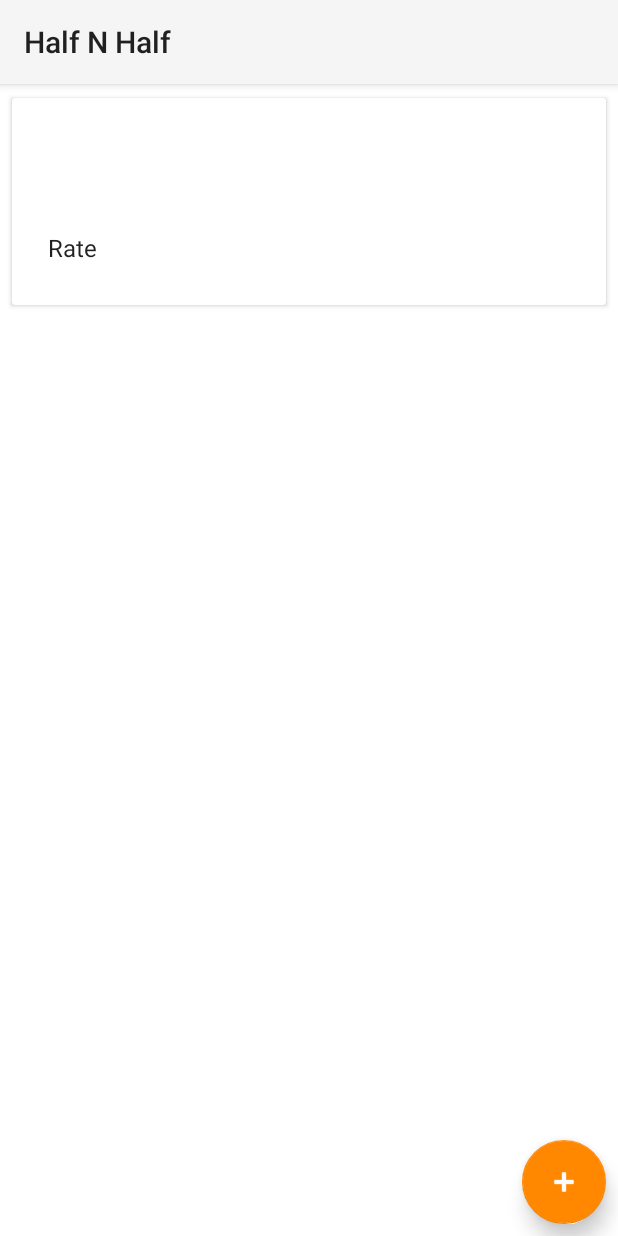
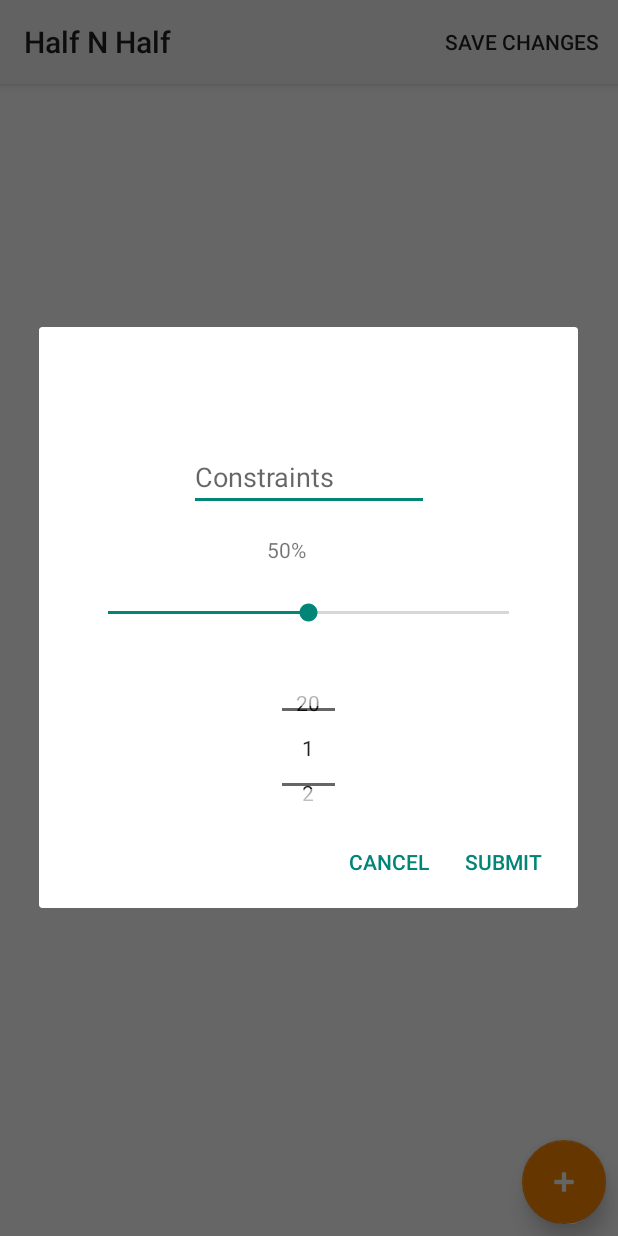
Before and after one commit to 2ManyProjects/HalfNHalf, an Android app: the storeDeals screen opened directly, with no data from a screen before it, after a tap on an icon or button, on a phone screen of 412 x 824 dp. Run offline under Robolectric (Android 15) with nearby library versions, the phone set to English and light mode, and no system bars; 2 statements that could not run were skipped.

Commit message:
Deal Editor

```diff
--- a/app/src/main/java/com/halfnhalf/DealAdapter.java
+++ b/app/src/main/java/com/halfnhalf/DealAdapter.java
@@ -38,7 +38,7 @@
         return dataSet.size();
     }
 
-    public static class MyViewHolder extends RecyclerView.ViewHolder implements View.OnClickListener{
+    public static class MyViewHolder extends RecyclerView.ViewHolder{
         //Member Variables for the holder data
         private TextView mWarning;
         private TextView mRate;
@@ -58,29 +58,29 @@
             mContext = context;
 
             //Set the OnClickListener to the whole view
-            itemView.setOnClickListener(this);
+            itemView.setOnClickListener(storeDeals.myOnClickListener);
         }
 
         void bindTo(Deal currentDeal){
             //Populate the textviews with data
-            mWarning.setText("Warning");
-            mRate.setText("Rate");
-            mAmnt.setText("Amnt");
+            mWarning.setText(currentDeal.getText());
+            mRate.setText(currentDeal.getRate() + "%");
+            mAmnt.setText(currentDeal.getAmnt());
 
             //Get the current sport
             mCurrentDeal = currentDeal;
         }
 
-        @Override
-        public void onClick(View view) {
-
-//            //Set up the detail intent
-//            Intent detailIntent = Sport.starter(mContext, mCurrentSport.getTitle(),
-//                    mCurrentSport.getImageResource());
+//        @Override
+//        public void onClick(View view) {
 //
-//
-//            //Start the detail activity
-//            mContext.startActivity(detailIntent);
-        }
+////            //Set up the detail intent
+////            Intent detailIntent = Sport.starter(mContext, mCurrentSport.getTitle(),
+////                    mCurrentSport.getImageResource());
+////
+////
+////            //Start the detail activity
+////            mContext.startActivity(detailIntent);
+//        }
     }
 }
--- a/app/src/main/java/com/halfnhalf/storeDeals.java
+++ b/app/src/main/java/com/halfnhalf/storeDeals.java
@@ -1,5 +1,10 @@
 package com.halfnhalf;
 
+import android.app.AlertDialog;
+import android.app.Dialog;
+import android.content.Context;
+import android.content.DialogInterface;
+import android.content.Intent;
 import android.support.design.widget.FloatingActionButton;
 import android.support.v7.app.AppCompatActivity;
 import android.os.Bundle;
@@ -8,7 +13,15 @@
 import android.support.v7.widget.RecyclerView;
 import android.support.v7.widget.Toolbar;
 import android.support.v7.widget.helper.ItemTouchHelper;
+import android.util.Log;
+import android.view.LayoutInflater;
+import android.view.Menu;
+import android.view.MenuItem;
 import android.view.View;
+import android.widget.EditText;
+import android.widget.NumberPicker;
+import android.widget.SeekBar;
+import android.widget.TextView;
 
 import com.google.gson.Gson;
 import com.google.gson.reflect.TypeToken;
@@ -22,15 +35,29 @@
     public static RecyclerView.Adapter Dealadapter;
     private RecyclerView.LayoutManager DeallayoutManager;
     private RecyclerView DealrecyclerView;
-    public static ArrayList<Deal> Dealdataset;
+    public ArrayList<Deal> Dealdataset;
     private FloatingActionButton add;
     private Store store;
+    private boolean isChanged = false;
+    private ArrayList<String> removed = new ArrayList<>();
+
+    static View.OnClickListener myOnClickListener;
+
     @Override
     protected void onCreate(Bundle savedInstanceState) {
         super.onCreate(savedInstanceState);
         setContentView(R.layout.activity_store_deals);
         Toolbar myToolbar = (Toolbar) findViewById(R.id.my_toolbar);
         setSupportActionBar(myToolbar);
+
+        myOnClickListener = new MyOnClickListener(this);
+
+        Bundle bundle = getIntent().getExtras();
+        String getStore = bundle.getString("Store");
+        Gson gson = new Gson();
+        Type type = new TypeToken<Store>() {
+        }.getType();
+        store = gson.fromJson(getStore, type);
 
         DealrecyclerView = (RecyclerView) findViewById(R.id.deal_recycler_view);
         DealrecyclerView.setHasFixedSize(true);
@@ -59,6 +86,7 @@
                 //Swap the items and notify the adapter
                 Collections.swap(Dealdataset, from, to);
                 Dealadapter.notifyItemMoved(from, to);
+                isChanged = true;
                 return true;
             }
 
@@ -66,11 +94,13 @@
             @Override
             public void onSwiped(RecyclerView.ViewHolder viewHolder, int direction) {
 
+                removed.add(Dealdataset.get(viewHolder.getAdapterPosition()).getId());
                 //Remove the item from the dataset
                 Dealdataset.remove(viewHolder.getAdapterPosition());
 
                 //Notify the adapter
                 Dealadapter.notifyItemRemoved(viewHolder.getAdapterPosition());
+                isChanged = true;
             }
         });
 
@@ -78,28 +108,199 @@
         add.setOnClickListener(new View.OnClickListener(){
             @Override
             public void onClick(View view) {
-                addDeal();
+                addDeal().show();
             }
         });
+        helper.attachToRecyclerView(DealrecyclerView);
 
-//        Bundle bundle = getIntent().getExtras();
-//        String getStore = bundle.getString("Store");
-//        Gson gson = new Gson();
-//        Type type = new TypeToken<Store>() {
-//        }.getType();
-//        store = gson.fromJson(getStore, type);
+        init();
+
 //        Dealdataset = store.getData();
 //        Dealadapter.notifyDataSetChanged();
 
         //Attach the helper to the RecyclerView
-        helper.attachToRecyclerView(DealrecyclerView);
     }
 
-    private void addDeal(){
-        Deal temp = new Deal("75%", "not on watches", "5");
-        //store.addDeal("75%", "not on watches", "5");
-        Dealdataset.add(temp);
-        Dealadapter.notifyDataSetChanged();
-        Displayer.toaster(Integer.toString(Dealadapter.getItemCount()) + " " + temp.getText(), "l", storeDeals.this);
+    private void init(){
+        for(int i = 0; i < store.getData().size(); i++){
+            Dealdataset.add(store.getData().get(i));
+            Dealadapter.notifyDataSetChanged();
+        }
+    }
+
+
+    @Override
+    public boolean onCreateOptionsMenu(Menu menu) {
+        super.onCreateOptionsMenu(menu);
+        getMenuInflater().inflate(R.menu.menu_toolbar, menu);
+        return true;
+    }
+
+    public boolean onOptionsItemSelected(MenuItem item) {
+        switch (item.getItemId()) {
+            case R.id.save:
+                Intent intent = new Intent(this, Profile.class);
+                String id = store.getID();
+                String dealData = new Gson().toJson(Dealdataset);
+                String isremoved = new Gson().toJson(removed);
+                intent.putExtra("isChanged", isChanged);
+                intent.putExtra("id", id);
+                intent.putExtra("Deals", dealData);
+                intent.putExtra("removedID", isremoved);
+                setResult(RESULT_OK,intent);
+                finish();
+                return true;
+
+            default:
+                return super.onOptionsItemSelected(item);
+
+        }
+    }
+    private class MyOnClickListener implements View.OnClickListener {
+
+        private final Context context;
+
+        private MyOnClickListener(Context context) {
+            this.context = context;
+        }
+
+        @Override
+        public void onClick(View v) {
+            click(v);
+            return;
+        }
+        private void click(View v){
+            int selectedItemPosition = DealrecyclerView.getChildPosition(v);
+            Deal mCurrentDeal = Dealdataset.get(selectedItemPosition);
+            Displayer.toaster(mCurrentDeal.getId(), "l", context);
+            editDeal(mCurrentDeal, selectedItemPosition).show();
+
+        }
+    }
+    private Dialog addDeal(){
+        final EditText text;
+        final TextView barVal;
+        final SeekBar discount;
+        final NumberPicker amnt;
+
+        AlertDialog.Builder builder = new AlertDialog.Builder(storeDeals.this);
+        LayoutInflater inflater = storeDeals.this.getLayoutInflater();
+        View view = inflater.inflate(R.layout.activity_add_deal, null);
+        builder.setView(view);
+
+        text = view.findViewById(R.id.text);
+        discount = view.findViewById(R.id.seekBar);
+        amnt = view.findViewById(R.id.numberPicker);
+        barVal = view.findViewById(R.id.barVal);
+
+        amnt.setMinValue(1);
+        amnt.setMaxValue(20);
+        barVal.setText("50%");
+
+        discount.setOnSeekBarChangeListener(new SeekBar.OnSeekBarChangeListener() {
+            @Override
+            public void onProgressChanged(SeekBar seekBar, int i, boolean b) {
+                barVal.setText(Integer.toString(seekBar.getProgress()) + "%");
+            }
+
+            @Override
+            public void onStartTrackingTouch(SeekBar seekBar) {
+
+            }
+
+            @Override
+            public void onStopTrackingTouch(SeekBar seekBar) {
+
+            }
+        });
+        builder.setPositiveButton("Submit", new DialogInterface.OnClickListener() {
+            @Override
+            public void onClick(DialogInterface dialog, int id) {
+                if(text.getText().length() == 0){
+                    text.setText("No Limitations");
+                }
+                Deal temp = new Deal(
+                        Integer.toString(discount.getProgress()),
+                        text.getText().toString(),
+                        Integer.toString(amnt.getValue()));
+                Dealdataset.add(temp);
+
+                int addItemAtListPosition = Dealdataset.size();
+                Dealadapter.notifyItemInserted(addItemAtListPosition);
+                isChanged = true;
+            }
+        })
+                .setNegativeButton("Cancel", new DialogInterface.OnClickListener() {
+                    public void onClick(DialogInterface dialog, int id) {
+
+                    }
+                });
+        return builder.create();
+    }
+
+    private Dialog editDeal(Deal deal, int index){
+        final EditText text;
+        final TextView barVal;
+        final SeekBar discount;
+        final NumberPicker amnt;
+        final String warn = deal.getText();
+        final String dealID = deal.getId();
+        final int i = index;
+
+        AlertDialog.Builder builder = new AlertDialog.Builder(storeDeals.this);
+        LayoutInflater inflater = storeDeals.this.getLayoutInflater();
+        View view = inflater.inflate(R.layout.activity_add_deal, null);
+        builder.setView(view);
+
+        text = view.findViewById(R.id.text);
+        discount = view.findViewById(R.id.seekBar);
+        amnt = view.findViewById(R.id.numberPicker);
+        barVal = view.findViewById(R.id.barVal);
+
+        text.setHint(deal.getText());
+        amnt.setMinValue(1);
+        amnt.setMaxValue(20);
+        barVal.setText(deal.getRate());
+        amnt.setValue(Integer.parseInt(deal.getAmnt()));
+        discount.setProgress(Integer.parseInt(deal.getRate()));
+        discount.setOnSeekBarChangeListener(new SeekBar.OnSeekBarChangeListener() {
+            @Override
+            public void onProgressChanged(SeekBar seekBar, int i, boolean b) {
+                barVal.setText(Integer.toString(seekBar.getProgress()) + "%");
+            }
+
+            @Override
+            public void onStartTrackingTouch(SeekBar seekBar) {
+
+            }
+
+            @Override
+            public void onStopTrackingTouch(SeekBar seekBar) {
+
+            }
+        });
+        builder.setPositiveButton("Submit", new DialogInterface.OnClickListener() {
+            @Override
+            public void onClick(DialogInterface dialog, int id) {
+                if(text.getText().length() == 0){
+                    text.setText(warn);
+                }
+                Deal temp = new Deal(
+                        Integer.toString(discount.getProgress()),
+                        text.getText().toString(),
+                        Integer.toString(amnt.getValue()),
+                        dealID);
+                Dealdataset.set(i, temp);
+
+                Dealadapter.notifyItemChanged(i);
+                isChanged = true;
+            }
+        })
+                .setNegativeButton("Cancel", new DialogInterface.OnClickListener() {
+                    public void onClick(DialogInterface dialog, int id) {
+
+                    }
+                });
+        return builder.create();
     }
 }
--- /dev/null
+++ b/app/src/main/res/layout/activity_add_deal.xml
@@ -0,0 +1,62 @@
+<android.support.constraint.ConstraintLayout xmlns:android="http://schemas.android.com/apk/res/android"
+    xmlns:app="http://schemas.android.com/apk/res-auto"
+    xmlns:tools="http://schemas.android.com/tools"
+    android:layout_width="match_parent"
+    android:layout_height="match_parent"
+    android:gravity="top|center_vertical|fill_vertical|center_horizontal|fill_horizontal|center"
+    android:orientation="vertical"
+    tools:context=".storeDeals" >
+
+    <EditText
+        android:id="@+id/text"
+        android:layout_width="160dp"
+        android:layout_height="wrap_content"
+        android:layout_marginBottom="8dp"
+        android:layout_marginEnd="8dp"
+        android:layout_marginStart="8dp"
+        android:layout_marginTop="68dp"
+        android:hint="Constraints"
+        android:inputType="textShortMessage"
+        app:layout_constraintBottom_toBottomOf="parent"
+        app:layout_constraintEnd_toEndOf="parent"
+        app:layout_constraintStart_toStartOf="parent"
+        app:layout_constraintTop_toTopOf="parent"
+        app:layout_constraintVertical_bias="0.047" />
+
+    <SeekBar
+        android:id="@+id/seekBar"
+        android:layout_width="0dp"
+        android:layout_height="25dp"
+        android:layout_marginEnd="30dp"
+        android:layout_marginStart="30dp"
+        android:layout_marginTop="20dp"
+        android:progress="50"
+        app:layout_constraintEnd_toEndOf="parent"
+        app:layout_constraintStart_toStartOf="parent"
+        app:layout_constraintTop_toBottomOf="@+id/barVal" />
+
+    <NumberPicker
+        android:id="@+id/numberPicker"
+        android:layout_width="35dp"
+        android:layout_height="90dp"
+        android:layout_marginEnd="8dp"
+        android:layout_marginStart="8dp"
+        android:layout_marginTop="32dp"
+        android:persistentDrawingCache="none"
+        android:requiresFadingEdge="horizontal"
+        android:showDividers="none"
+        app:layout_constraintEnd_toEndOf="parent"
+        app:layout_constraintStart_toStartOf="parent"
+        app:layout_constraintTop_toBottomOf="@+id/seekBar" />
+
+    <TextView
+        android:id="@+id/barVal"
+        android:layout_width="80dp"
+        android:layout_height="wrap_content"
+        android:layout_marginStart="152dp"
+        android:layout_marginTop="16dp"
+        android:text="%"
+        app:layout_constraintStart_toStartOf="parent"
+        app:layout_constraintTop_toBottomOf="@+id/text" />
+
+</android.support.constraint.ConstraintLayout>
--- a/app/src/main/res/layout/activity_store_deals.xml
+++ b/app/src/main/res/layout/activity_store_deals.xml
@@ -5,32 +5,7 @@
     android:layout_width="match_parent"
     android:layout_height="match_parent"
     android:background="#fff"
-    tools:context=".storeDeals" >
-    <RelativeLayout xmlns:android="http://schemas.android.com/apk/res/android"
-        xmlns:app="http://schemas.android.com/apk/res-auto"
-        xmlns:tools="http://schemas.android.com/tools"
-        android:layout_width="match_parent"
-        android:layout_height="match_parent"
-        android:background="#fff"
-        tools:context=".storeDeals" >
-        <android.support.v7.widget.Toolbar
-            android:id="@+id/my_toolbar"
-            android:layout_width="match_parent"
-            android:layout_height="?attr/actionBarSize"
-            android:background="?attr/colorPrimary"
-            android:elevation="4dp"
-            android:theme="@style/ThemeOverlay.AppCompat.ActionBar"
-            app:popupTheme="@style/ThemeOverlay.AppCompat.Light"/>
-
-        <android.support.v7.widget.RecyclerView
-            android:id="@+id/deal_recycler_view"
-            android:layout_width="match_parent"
-            android:layout_height="match_parent"
-            android:layout_alignParentStart="true"
-            android:layout_alignParentTop="true"
-            android:layout_marginTop="57dp"
-            android:scrollbars="vertical" />
-    </RelativeLayout>
+    tools:context=".storeDeals">
 
     <android.support.design.widget.FloatingActionButton
         android:id="@+id/addDeal"
@@ -49,4 +24,39 @@
         app:layout_constraintEnd_toEndOf="parent"
         app:rippleColor="@android:color/background_light"
         app:srcCompat="@android:drawable/ic_input_add" />
+
+    <RelativeLayout xmlns:android="http://schemas.android.com/apk/res/android"
+        xmlns:app="http://schemas.android.com/apk/res-auto"
+        xmlns:tools="http://schemas.android.com/tools"
+        android:id="@+id/relativeLayout"
+        android:layout_width="match_parent"
+        android:layout_height="match_parent"
+        android:background="#fff"
+        app:layout_constraintStart_toStartOf="parent"
+        app:layout_constraintTop_toTopOf="parent"
+        tools:context=".storeDeals">
+
+        <android.support.v7.widget.Toolbar
+            android:id="@+id/my_toolbar"
+            android:layout_width="match_parent"
+            android:layout_height="56dp"
+            android:background="?attr/colorPrimary"
+            android:elevation="4dp"
+            android:theme="@style/ThemeOverlay.AppCompat.ActionBar"
+            app:layout_constraintBottom_toTopOf="parent"
+            app:popupTheme="@style/ThemeOverlay.AppCompat.Light" />
+
+        <android.support.v7.widget.RecyclerView
+            android:id="@+id/deal_recycler_view"
+            android:layout_width="match_parent"
+            android:layout_height="match_parent"
+            android:layout_alignParentStart="true"
+            android:layout_alignParentTop="true"
+            android:layout_marginTop="57dp"
+            android:scrollbars="vertical">
+
+        </android.support.v7.widget.RecyclerView>
+
+    </RelativeLayout>
+
 </android.support.constraint.ConstraintLayout>
--- a/app/src/main/res/layout/list_deal.xml
+++ b/app/src/main/res/layout/list_deal.xml
@@ -22,22 +22,22 @@
     android:layout_margin="@dimen/card_margin"
     android:background="?android:selectableItemBackground">
 
-    <android.support.constraint.ConstraintLayout
+    <RelativeLayout
         android:layout_width="match_parent"
         android:layout_height="138dp">
 
         <TextView
             android:id="@+id/warning"
-            style="@style/TextAppearance.AppCompat.Headline"
+            style="@style/TextAppearance.AppCompat.Subhead"
             android:layout_width="wrap_content"
             android:layout_height="wrap_content"
-            android:layout_marginStart="16dp"
-            android:layout_marginTop="16dp"
+            android:layout_alignParentTop="true"
+            android:layout_centerHorizontal="true"
+            android:layout_marginTop="15dp"
             android:padding="@dimen/card_margin"
-            android:text="@string/title_placeholder"
+            android:text="@string/sports_info_placeholder"
             android:theme="@style/ThemeOverlay.AppCompat.Dark"
-            app:layout_constraintStart_toStartOf="parent"
-            app:layout_constraintTop_toTopOf="parent"
+            android:textColor="@color/colorWarning"
             tools:text="testwarn" />
 
         <TextView
@@ -45,12 +45,10 @@
             style="@style/TextAppearance.AppCompat.Subhead"
             android:layout_width="wrap_content"
             android:layout_height="wrap_content"
-            android:layout_marginStart="16dp"
-            android:layout_marginTop="16dp"
+            android:layout_centerInParent="true"
             android:padding="@dimen/card_margin"
             android:text="@string/sports_info_placeholder"
-            app:layout_constraintStart_toStartOf="parent"
-            app:layout_constraintTop_toBottomOf="@+id/warning"
+            android:textColor="?android:textColorPrimary"
             tools:text="testRate" />
 
         <TextView
@@ -58,14 +56,13 @@
             style="@style/TextAppearance.AppCompat.Subhead"
             android:layout_width="wrap_content"
             android:layout_height="wrap_content"
-            android:layout_marginStart="16dp"
-            android:layout_marginTop="16dp"
+            android:layout_alignParentBottom="true"
+            android:layout_centerHorizontal="true"
+            android:layout_marginBottom="20dp"
             android:padding="@dimen/card_margin"
-            android:text="@string/news_label"
+            android:text="@string/sports_info_placeholder"
             android:textColor="?android:textColorSecondary"
-            app:layout_constraintStart_toStartOf="parent"
-            app:layout_constraintTop_toBottomOf="@+id/rate"
             tools:text="testAmnt" />
 
-    </android.support.constraint.ConstraintLayout>
+    </RelativeLayout>
 </android.support.v7.widget.CardView>
--- /dev/null
+++ b/app/src/main/res/menu/menu_toolbar.xml
@@ -0,0 +1,9 @@
+<menu xmlns:android="http://schemas.android.com/apk/res/android"
+    xmlns:app="http://schemas.android.com/apk/res-auto"
+    xmlns:tools="http://schemas.android.com/tools"
+    tools:context=".storeDeals">
+    <item android:id="@+id/save"
+        android:title="@string/Save"
+        android:orderInCategory="100"
+        app:showAsAction="always"/>
+</menu>
--- a/app/src/main/res/mipmap-anydpi-v26/ic_launcher.xml
+++ /dev/null
@@ -1,5 +0,0 @@
-<?xml version="1.0" encoding="utf-8"?>
-<adaptive-icon xmlns:android="http://schemas.android.com/apk/res/android">
-    <background android:drawable="@drawable/ic_launcher_background" />
-    <foreground android:drawable="@drawable/ic_launcher_foreground" />
-</adaptive-icon>
--- a/app/src/main/res/mipmap-anydpi-v26/ic_launcher_round.xml
+++ /dev/null
@@ -1,5 +0,0 @@
-<?xml version="1.0" encoding="utf-8"?>
-<adaptive-icon xmlns:android="http://schemas.android.com/apk/res/android">
-    <background android:drawable="@drawable/ic_launcher_background" />
-    <foreground android:drawable="@drawable/ic_launcher_foreground" />
-</adaptive-icon>
--- a/app/src/main/res/values/colors.xml
+++ b/app/src/main/res/values/colors.xml
@@ -3,4 +3,5 @@
     <color name="colorPrimary">#3F51B5</color>
     <color name="colorPrimaryDark">#303F9F</color>
     <color name="colorAccent">#FF4081</color>
+    <color name="colorWarning">#ec0000</color>
 </resources>
--- a/app/src/main/res/values/strings.xml
+++ b/app/src/main/res/values/strings.xml
@@ -1,4 +1,6 @@
 <resources>
+    <string name="Save">Save Changes</string>
+
     <string name="app_name">Half N Half</string>
     <string name="btn_LoginBackendless">Log in</string>
     <string name="btn_LogoutBackendless">Logout from Backendless</string>
```
Also changed, not shown: app/src/main/java/com/halfnhalf/Deal.java (+19 -2 lines), app/src/main/java/com/halfnhalf/Profile.java (+84 -3 lines), app/src/main/java/com/halfnhalf/Store.java (+10 -2 lines), app/src/main/java/com/halfnhalf/StoreAdapter.java (+13 -13 lines).
